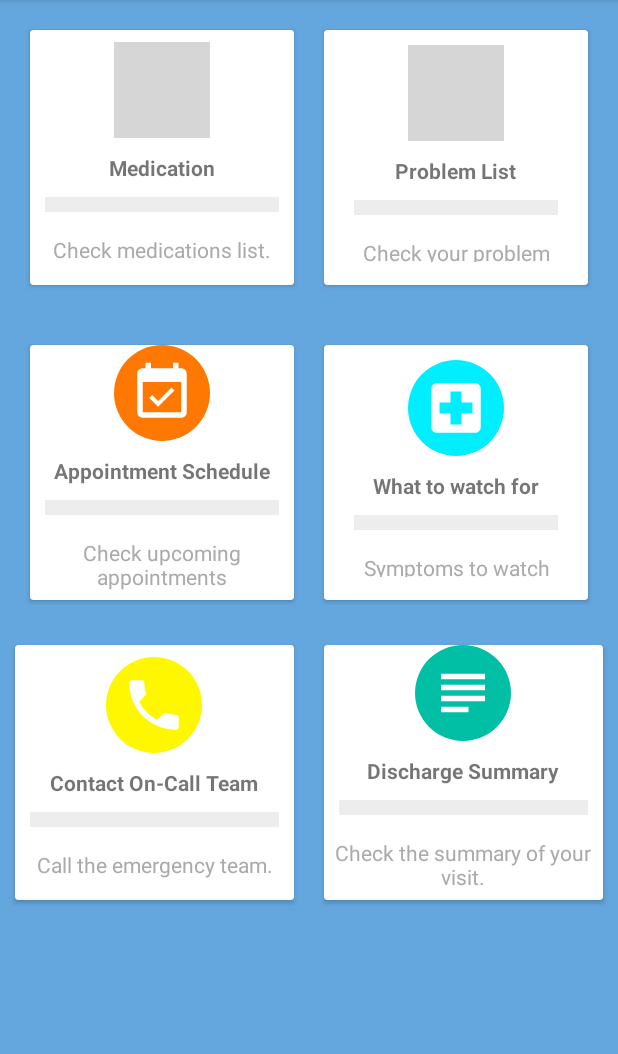
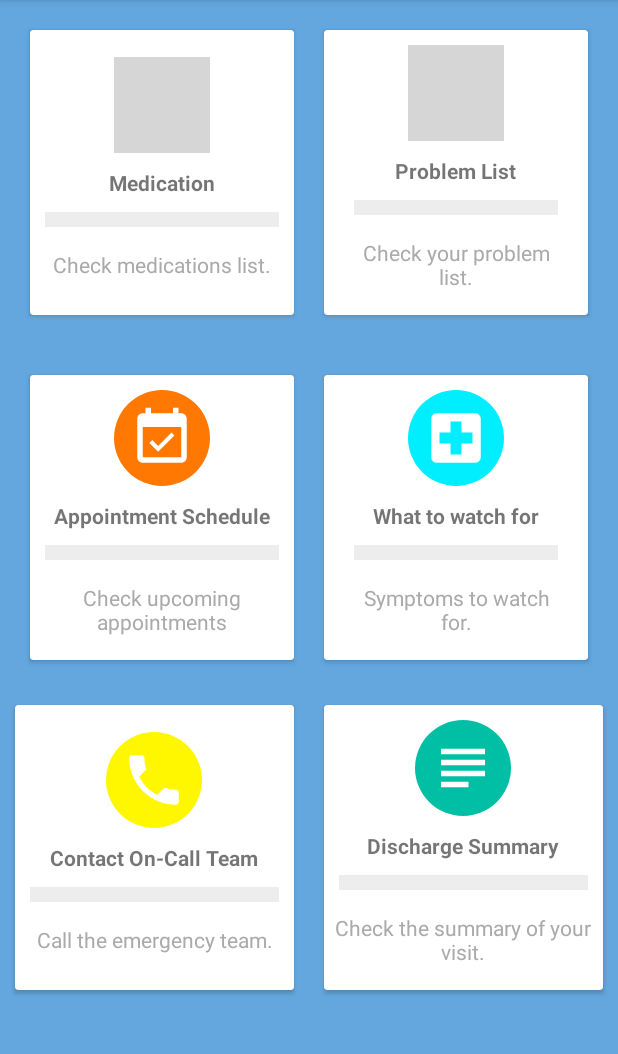
Before and after one commit to snguon/CS275-CODA, an Android app: the HomeActivity screen opened directly, with no data from a screen before it, on a phone screen of 412 x 824 dp, the part 84-1138 px from its top. Run offline under Robolectric (Android 15) with nearby library versions, the phone set to English and light mode, and no system bars; grey boxes are pictures that could not be loaded.

Commit message:
button size fix

```diff
--- a/app/src/main/res/layout/activity_home.xml
+++ b/app/src/main/res/layout/activity_home.xml
@@ -28,7 +28,7 @@
             android:clickable="true"
 
             android:layout_width="0dp"
-            android:layout_height="170dp"
+            android:layout_height="190dp"
             android:layout_margin="10dp"
             android:layout_weight="31.667">
 
@@ -79,7 +79,7 @@
             android:clickable="true"
 
             android:layout_width="0dp"
-            android:layout_height="170dp"
+            android:layout_height="190dp"
             android:layout_margin="10dp"
             android:layout_weight="31.667">
 
@@ -138,7 +138,7 @@
             android:clickable="true"
 
             android:layout_width="0dp"
-            android:layout_height="170dp"
+            android:layout_height="190dp"
             android:layout_margin="10dp"
             android:layout_weight="31.667">
             <LinearLayout
@@ -183,7 +183,7 @@
             android:clickable="true"
 
             android:layout_width="0dp"
-            android:layout_height="170dp"
+            android:layout_height="190dp"
             android:layout_margin="10dp"
             android:layout_weight="31.667">
             <LinearLayout
@@ -239,7 +239,7 @@
             android:clickable="true"
 
             android:layout_width="0dp"
-            android:layout_height="170dp"
+            android:layout_height="190dp"
             android:layout_margin="10dp"
             android:layout_weight="31.667">
 
@@ -288,7 +288,7 @@
             android:clickable="true"
 
             android:layout_width="0dp"
-            android:layout_height="170dp"
+            android:layout_height="190dp"
             android:layout_margin="10dp"
             android:layout_weight="31.667">
 
```
